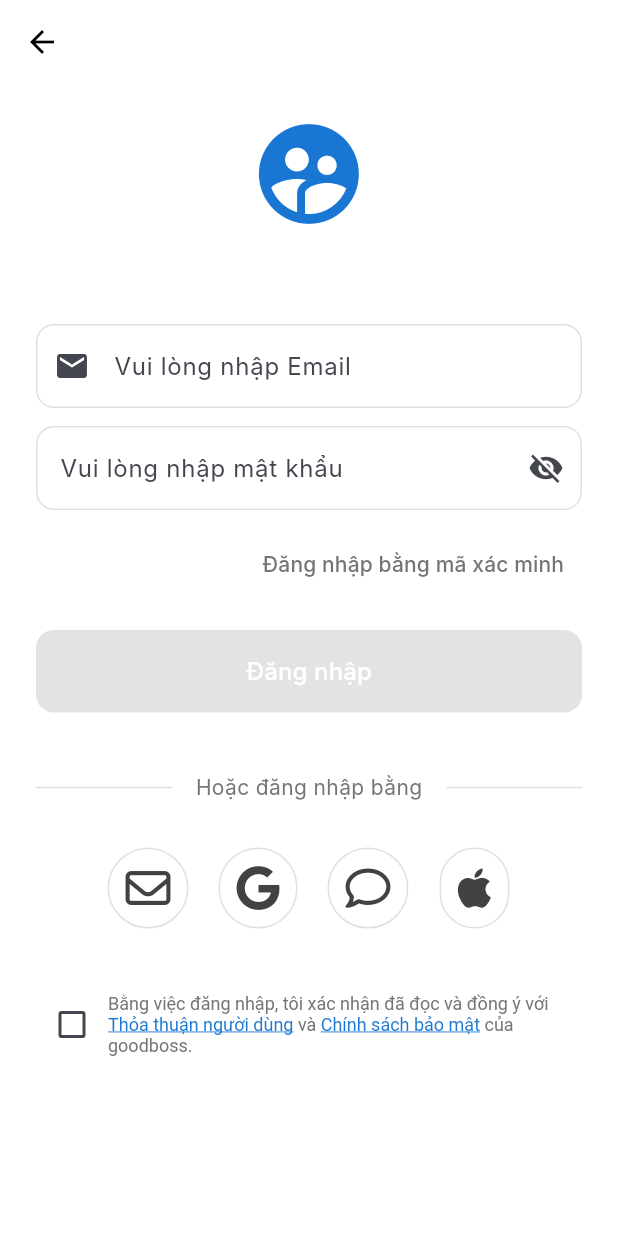
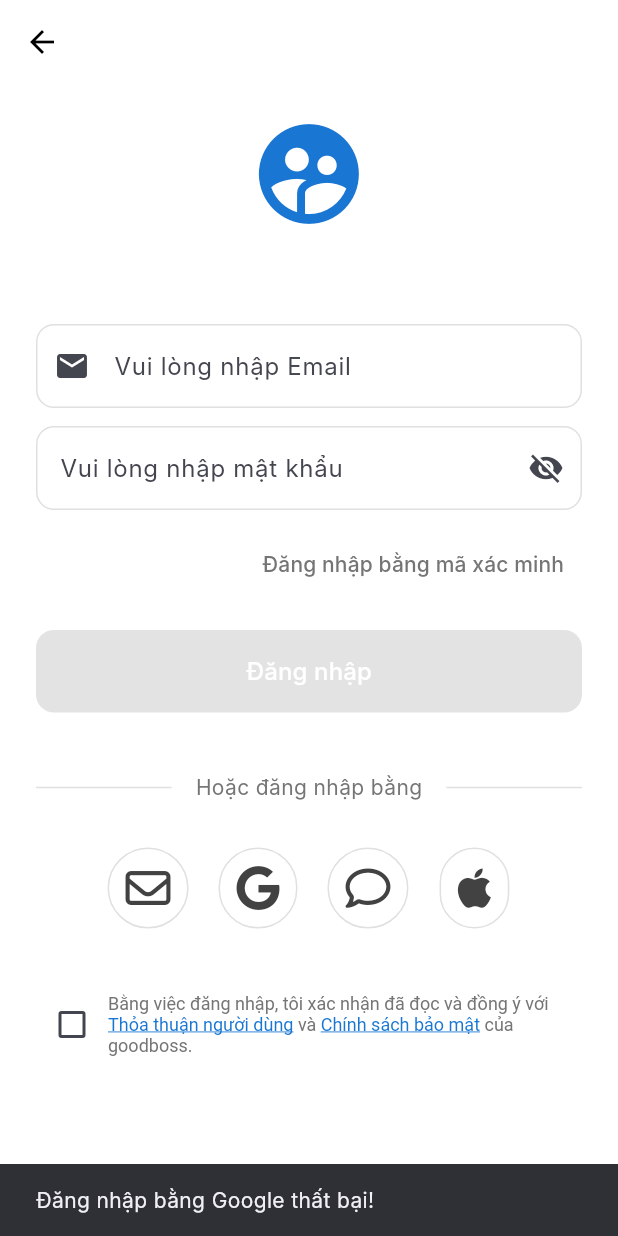
Before and after one commit to NguyenBaoHoan/Flutter_RecruitmentApp, a Flutter app: the screen it shows after launch, after a tap on an icon or button, on a phone screen of 412 x 824 dp. Run offline on Flutter 3.47's test engine with Material 3 defaults, Android fonts, the phone set to English and light mode, and no system bars; our stand-ins replace flutter_secure_storage, font_awesome_flutter, google_sign_in, shared_preferences; Roboto replaces fonts that are missing (Inter).

Commit message:
[Add] them dang nhap google

```diff
--- a/lib/screens/login/login_screen.dart
+++ b/lib/screens/login/login_screen.dart
@@ -1,11 +1,8 @@
 import 'package:flutter/gestures.dart';
 import 'package:flutter/material.dart';
 import '../../services/auth_service.dart';
-import '../../models/user_model.dart';
-import '../home/user_home_screen.dart';
-import 'package:country_code_picker/country_code_picker.dart';
+import '../../models/user_model.dart'; // Đảm bảo bạn có import model User
 import 'package:font_awesome_flutter/font_awesome_flutter.dart';
-import 'package:shared_preferences/shared_preferences.dart';
 import 'auth_gate.dart';
 
 class LoginScreen extends StatefulWidget {
@@ -19,69 +16,59 @@ class _LoginScreenState extends State<LoginScreen> {
   final TextEditingController _emailController = TextEditingController();
   final TextEditingController _passwordController = TextEditingController();
   final AuthService _authService = AuthService();
-  // Biến để quản lý trạng thái của checkbox
   bool _termsAccepted = false;
-  // Biến để quản lý ẩn/hiện mật khẩu
   bool _isPasswordObscured = true;
 
-  // Hàm initState() là một phương thức vòng đời của StatefulWidget,
-  // được gọi một lần duy nhất khi widget này được tạo ra lần đầu tiên.
-  // Ở đây, nó dùng để kiểm tra trạng thái đăng nhập của người dùng ngay khi màn hình đăng nhập được khởi tạo.
-  @override
-  void initState() {
-    super
-        .initState(); // Gọi hàm khởi tạo của lớp cha để đảm bảo mọi thứ được thiết lập đúng.
-    _checkLoginStatus(); // Kiểm tra xem người dùng đã đăng nhập chưa, nếu rồi thì chuyển sang màn hình chính.
+  // Hàm xử lý chung sau khi đăng nhập thành công
+  void _handleLoginSuccess(User user) {
+    FocusScope.of(context).unfocus();
+
+    print('Đăng nhập thành công!');
+    print('ID: ${user.id}');
+    print('Email: ${user.email}');
+    print('Name: ${user.name}');
+
+    ScaffoldMessenger.of(context).showSnackBar(
+      SnackBar(content: Text('Đăng nhập thành công! Xin chào ${user.name}')),
+    );
+
+    Navigator.pushAndRemoveUntil(
+      context,
+      MaterialPageRoute(builder: (context) => const AuthGate()),
+      (route) => false,
+    );
   }
 
-  void _checkLoginStatus() async {
-    final prefs = await SharedPreferences.getInstance();
-    final isLoggedIn = prefs.getBool('isLoggedIn') ?? false;
-    if (isLoggedIn) {
-      // Nếu đã đăng nhập, chuyển thẳng sang Home
-      Navigator.pushReplacement(
-        context,
-        MaterialPageRoute(builder: (context) => const UserHomeScreen()),
-      );
-    }
-  }
-
+  // Hàm đăng nhập bằng Email/Password
   Future<void> _login() async {
     final user = await _authService.login(
       _emailController.text,
       _passwordController.text,
     );
     if (user != null) {
-      print('Đăng nhập thành công!');
-      print('ID: ${user.id}');
-      print('Email: ${user.email}');
-      print('Name: ${user.name}');
+      _handleLoginSuccess(user);
+    } else {
       ScaffoldMessenger.of(context).showSnackBar(
-        SnackBar(content: Text('Đăng nhập thành công! Xin chào ${user.name}')),
+        const SnackBar(content: Text('Email hoặc mật khẩu không đúng')),
       );
+    }
+  }
 
-      // trước khi đăng nhập thành công:
-      final prefs = await SharedPreferences.getInstance();
-      await prefs.setBool('isLoggedIn', true);
-      //if login success, go to home screen
-      Navigator.pushAndRemoveUntil(
-        context,
-        MaterialPageRoute(builder: (context) => const AuthGate()),
-        (route) => false,
+  // HÀM ĐĂNG NHẬP BẰNG GOOGLE
+  Future<void> _signInWithGoogle() async {
+    final user = await _authService.signInWithGoogle();
+    if (user != null) {
+      // SỬA LỖI: Truyền đối tượng 'user' vào hàm
+      _handleLoginSuccess(user);
+    } else {
+      ScaffoldMessenger.of(context).showSnackBar(
+        const SnackBar(content: Text('Đăng nhập bằng Google thất bại!')),
       );
-      // Nếu có token, lưu thêm token
-      // await prefs.setString('token', token);
-      // TODO: Chuyển sang màn hình chính hoặc lưu user
-    } else {
-      ScaffoldMessenger.of(
-        context,
-      ).showSnackBar(const SnackBar(content: Text('Đăng nhập thất bại!')));
     }
   }
 
   @override
   Widget build(BuildContext context) {
-    // Hàm build trả về widget giao diện của màn hình đăng nhập
     return Scaffold(
       backgroundColor: Colors.white,
       appBar: AppBar(
@@ -97,15 +84,14 @@ class _LoginScreenState extends State<LoginScreen> {
             crossAxisAlignment: CrossAxisAlignment.stretch,
             children: <Widget>[
               const SizedBox(height: 20),
-              // 1. Logo
               Icon(
-                Icons.supervised_user_circle, // Icon thay thế cho logo
+                Icons.supervised_user_circle,
                 size: 80.0,
                 color: Colors.blue.shade700,
               ),
               const SizedBox(height: 60),
 
-              // 2. Trường nhập email
+              // Trường nhập email
               TextFormField(
                 controller: _emailController,
                 keyboardType: TextInputType.emailAddress,
@@ -124,7 +110,7 @@ class _LoginScreenState extends State<LoginScreen> {
               ),
               const SizedBox(height: 12),
 
-              // 3. Trường nhập mật khẩu
+              // Trường nhập mật khẩu
               TextFormField(
                 controller: _passwordController,
                 obscureText: _isPasswordObscured,
@@ -132,7 +118,6 @@ class _LoginScreenState extends State<LoginScreen> {
                   hintText: 'Vui lòng nhập mật khẩu',
                   border: OutlineInputBorder(
                     borderRadius: BorderRadius.circular(12.0),
-                    borderSide: BorderSide(color: Colors.grey.shade300),
                   ),
                   enabledBorder: OutlineInputBorder(
                     borderRadius: BorderRadius.circular(12.0),
@@ -154,7 +139,6 @@ class _LoginScreenState extends State<LoginScreen> {
               ),
               const SizedBox(height: 12),
 
-              // 4. Link "Đăng nhập bằng mã xác minh"
               Align(
                 alignment: Alignment.centerRight,
                 child: TextButton(
@@ -169,7 +153,7 @@ class _LoginScreenState extends State<LoginScreen> {
               ),
               const SizedBox(height: 20),
 
-              // 5. Nút Đăng nhập chính
+              // Nút Đăng nhập chính
               ElevatedButton(
                 onPressed: _termsAccepted ? _login : null,
                 style: ElevatedButton.styleFrom(
@@ -186,7 +170,7 @@ class _LoginScreenState extends State<LoginScreen> {
               ),
               const SizedBox(height: 40),
 
-              // 6. Phân cách "Hoặc đăng nhập bằng"
+              // Phân cách "Hoặc đăng nhập bằng"
               Row(
                 children: <Widget>[
                   Expanded(child: Divider(color: Colors.grey.shade300)),
@@ -202,31 +186,23 @@ class _LoginScreenState extends State<LoginScreen> {
               ),
               const SizedBox(height: 30),
 
-              // 7. Các nút đăng nhập mạng xã hội
+              // Các nút đăng nhập mạng xã hội
               Row(
                 mainAxisAlignment: MainAxisAlignment.center,
                 children: <Widget>[
-                  _buildSocialButton(FontAwesomeIcons.envelope, () {
-                    // TODO: Login with Email
-                  }),
+                  _buildSocialButton(FontAwesomeIcons.envelope, () {}),
                   const SizedBox(width: 20),
-                  _buildSocialButton(FontAwesomeIcons.google, () {
-                    // TODO: Login with Google
-                  }),
+                  // CẬP NHẬT: Kết nối hàm _signInWithGoogle
+                  _buildSocialButton(FontAwesomeIcons.google, _signInWithGoogle),
                   const SizedBox(width: 20),
-                  _buildSocialButton(FontAwesomeIcons.comment, () {
-                    // TODO: Login with Zalo - Cần icon Zalo riêng
-                    // FontAwesome không có icon Zalo, bạn có thể dùng icon khác hoặc ảnh
-                  }),
+                  _buildSocialButton(FontAwesomeIcons.comment, () {}),
                   const SizedBox(width: 20),
-                  _buildSocialButton(FontAwesomeIcons.apple, () {
-                    // TODO: Login with Apple
-                  }),
+                  _buildSocialButton(FontAwesomeIcons.apple, () {}),
                 ],
               ),
               const SizedBox(height: 40),
 
-              // 8. Checkbox điều khoản và chính sách
+              // Checkbox điều khoản và chính sách
               Row(
                 mainAxisAlignment: MainAxisAlignment.center,
                 children: <Widget>[
@@ -257,11 +233,7 @@ class _LoginScreenState extends State<LoginScreen> {
                               color: Colors.blue.shade700,
                               decoration: TextDecoration.underline,
                             ),
-                            recognizer: TapGestureRecognizer()
-                              ..onTap = () {
-                                // TODO: Mở trang Thỏa thuận người dùng
-                                print('Navigate to Terms of Service');
-                              },
+                            recognizer: TapGestureRecognizer()..onTap = () {},
                           ),
                           const TextSpan(text: ' và '),
                           TextSpan(
@@ -270,11 +242,7 @@ class _LoginScreenState extends State<LoginScreen> {
                               color: Colors.blue.shade700,
                               decoration: TextDecoration.underline,
                             ),
-                            recognizer: TapGestureRecognizer()
-                              ..onTap = () {
-                                // TODO: Mở trang Chính sách bảo mật
-                                print('Navigate to Privacy Policy');
-                              },
+                            recognizer: TapGestureRecognizer()..onTap = () {},
                           ),
                           const TextSpan(text: ' của goodboss.'),
                         ],
--- a/lib/services/auth_service.dart
+++ b/lib/services/auth_service.dart
@@ -1,10 +1,16 @@
 import 'dart:convert';
 import 'package:http/http.dart' as http;
+import 'package:google_sign_in/google_sign_in.dart';
+import 'package:flutter_secure_storage/flutter_secure_storage.dart';
 import '../models/user_model.dart';
 
 class AuthService {
+  final String _baseUrl = 'http://10.0.2.2:8080/api/v1';
+  final _storage = const FlutterSecureStorage();
+
+  // HÀM LOGIN BẰNG EMAIL/PASSWORD ĐÃ LƯU TRONG DATABASE
   Future<User?> login(String email, String password) async {
-    final url = Uri.parse('http://10.0.2.2:8080/api/v1/auth/login');
+    final url = Uri.parse('$_baseUrl/auth/login');
     final response = await http.post(
       url,
       headers: {'Content-Type': 'application/json'},
@@ -16,10 +22,68 @@ class AuthService {
 
     if (response.statusCode == 200) {
       final Map<String, dynamic> json = jsonDecode(response.body);
+
+      // API trả về token, lưu lại token
+      if (json['data'] != null && json['data']['user'] != null) {
+        await _storage.write(key: 'token', value: json['data']['token']);
+      }
+
       if (json['data'] != null && json['data']['user'] != null) {
         return User.fromJson(json['data']['user']);
       }
     }
     return null;
   }
+
+  // HÀM ĐĂNG NHẬP VỚI GOOGLE
+  Future<User?> signInWithGoogle() async {
+    try {
+      // LẤY TOKEN TỪ GOOGLE
+      final GoogleSignInAccount? googleUser = await GoogleSignIn().signIn();
+      if (googleUser == null) {
+        return null; // HUỶ QUÁ TRÌNH ĐĂNG NHẬP
+      }
+      final GoogleSignInAuthentication googleAuth = await googleUser.authentication;
+      final String? idToken = googleAuth?.idToken;
+
+      if (idToken == null) {
+        //GỬI IDTOKEN ĐẾN API
+        final url = Uri.parse('$_baseUrl/google-login');
+        final response = await http.post(
+          url,
+          headers: {'Content-Type': 'application/json'},
+          body: jsonEncode({'token': idToken}),
+        );
+
+        if (response.statusCode == 200) {
+          final Map<String, dynamic> json = jsonDecode(response.body);
+
+          // LƯU LẠI TOKEN TRÊN SERVER
+          if (json['data'] != null && json['data']['user'] != null) {
+            await _storage.write(key: 'token', value: json['data']['token']);
+          }
+
+          // LẤY THÔNG TIN USER
+          if (json['data'] != null && json['data']['user'] != null) {
+            return User.fromJson(json['data']['user']);
+          }
+        }
+      }
+    } catch (e) {
+          print("Lỗi khi đăng nhập bằng Google: $e");
+    }
+    return null;
+  }
+
+  // HÀM ĐĂNG XUẤT
+  Future<void> signOut() async {
+    await GoogleSignIn().signOut(); // ĐĂNG XUẤT TỪ GOOGLE
+    await _storage.delete(key: 'auth_token'); // XÓA LẠI TOKEN
+  }
+
+
+  // HÀM LẤY TOKEN ĐÃ LƯU
+  Future<String?> getToken() async {
+    return await _storage.read(key: 'auth_token');
+  }
 }
--- a/pubspec.yaml
+++ b/pubspec.yaml
@@ -35,8 +35,9 @@ dependencies:
   web_socket_channel: ^2.4.0
   country_code_picker: ^3.0.0 # Cho phép chọn mã vùng điện thoại
   font_awesome_flutter: ^10.7.0 # Cung cấp bộ icon mạng xã hội
-
   shared_preferences: ^2.0.0
+  google_sign_in: ^7.1.1
+  flutter_secure_storage: ^9.2.4 # Để lưu token an toàn
 
 dev_dependencies:
   flutter_test:
```
Also changed, not shown: lib/constant/titles/title_languages.dart (added, +7 -0 lines), pubspec.lock, 6 other files.
